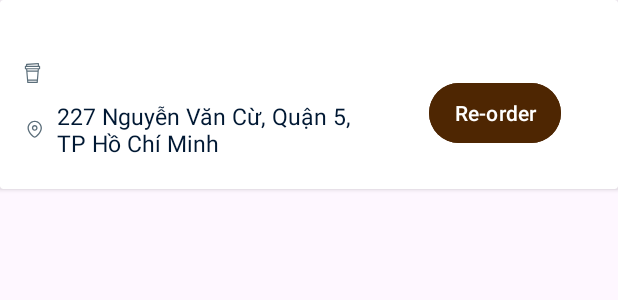
After one commit to klam-12/SeSeCoffee, an Android app: the layout history_item.xml on its own in the app's theme, with its tools: preview values and no code run, on a phone screen of 412 x 824 dp. The commit adds this screen. Shown: the top 300 px of the screen. Run offline under Robolectric (Android 15) with nearby library versions, the phone set to English and light mode, and no system bars.

Commit message:
loading history order data

```diff
--- a/app/src/main/java/com/example/sesecoffee/fragments/OnGoingFragment.kt
+++ b/app/src/main/java/com/example/sesecoffee/fragments/OnGoingFragment.kt
@@ -39,7 +39,7 @@ class OnGoingFragment : Fragment(R.layout.fragment_on_going){
 
         setUpRecyclerViewOrders()
         lifecycleScope.launchWhenStarted {
-            orderTrackingViewModel.orderItems.collectLatest {
+            orderTrackingViewModel.onGoingOrderItems.collectLatest {
                 when(it) {
                     is Resource.Loading -> {
                         showLoading()
--- /dev/null
+++ b/app/src/main/res/layout/history_item.xml
@@ -0,0 +1,101 @@
+<?xml version="1.0" encoding="utf-8"?>
+<layout xmlns:android="http://schemas.android.com/apk/res/android"
+    xmlns:app="http://schemas.android.com/apk/res-auto"
+    xmlns:tools="http://schemas.android.com/tools">
+
+    <data>
+        <variable
+            name="orderItem"
+            type="com.example.sesecoffee.model.OrderItem" />
+    </data>
+
+    <androidx.cardview.widget.CardView
+        android:id="@+id/rewardItemCardView"
+        android:layout_width="match_parent"
+        android:layout_height="wrap_content">
+
+        <LinearLayout
+            android:layout_width="match_parent"
+            android:layout_height="wrap_content"
+            android:layout_gravity="center_vertical"
+            android:top="1dp"
+            android:bottom="1dp"
+            android:orientation="horizontal">
+
+            <LinearLayout
+                android:layout_width="222dp"
+                android:layout_height="wrap_content"
+                android:layout_marginBottom="20dp"
+                android:layout_marginLeft="16dp"
+                android:layout_marginRight="10dp"
+                android:layout_marginTop="10dp"
+                android:orientation="vertical">
+
+                <TextView
+                    android:layout_width="wrap_content"
+                    android:layout_height="wrap_content"
+                    android:layout_marginBottom="5dp"
+                    android:text="@{orderItem.productId}"
+                    android:textColor="@color/order_inactive"
+                    android:textSize="15sp"
+                    android:textStyle="normal" />
+
+
+                <TextView
+                    android:layout_width="match_parent"
+                    android:layout_height="wrap_content"
+                    android:layout_marginBottom="5dp"
+                    android:drawableLeft="@drawable/latte"
+                    android:drawablePadding="8dp"
+
+                    android:text="@{orderItem.productName}"
+                    android:textColor="@color/textColor"
+                    android:textSize="18sp" />
+
+                <TextView
+                    android:layout_width="match_parent"
+                    android:layout_height="wrap_content"
+                    android:drawablePadding="8dp"
+                    android:drawableStart="@drawable/address"
+                    android:text="227 Nguyễn Văn Cừ, Quận 5, TP Hồ Chí Minh"
+                    android:textColor="@color/textColor"
+                    android:textSize="15sp"
+                    android:textStyle="normal" />
+
+            </LinearLayout>
+
+            <LinearLayout
+                android:layout_width="match_parent"
+                android:layout_height="match_parent"
+                android:orientation="vertical"
+                android:paddingTop="23dp">
+
+                <TextView
+                    android:layout_width="match_parent"
+                    android:layout_height="wrap_content"
+                    android:layout_marginBottom="6dp"
+                    android:layout_marginEnd="10dp"
+                    android:gravity="center"
+                    android:text="@{orderItem.productImage}"
+                    android:textColor="@color/textColor"
+                    android:textSize="16sp"
+                    android:textStyle="bold" />
+
+                <Button
+                    android:id="@+id/pointsBtn"
+                    android:layout_width="wrap_content"
+                    android:layout_height="wrap_content"
+                    android:layout_gravity="center_horizontal|center_vertical"
+                    android:backgroundTint="@color/primary"
+                    android:padding="2sp"
+                    android:paddingHorizontal="3sp"
+                    android:text='Re-order'
+                    android:textSize="14sp"
+                    app:cornerRadius="50dp" />
+
+            </LinearLayout>
+
+        </LinearLayout>
+    </androidx.cardview.widget.CardView>
+
+</layout>
```
Also changed, not shown: app/src/main/java/com/example/sesecoffee/adapters/HistoryAdapter.kt (added, +55 -0 lines), app/src/main/java/com/example/sesecoffee/fragments/HistoryFragment.kt (+78 -0 lines), app/src/main/java/com/example/sesecoffee/viewModel/OrderTrackingViewModel.kt (+70 -17 lines), app/src/main/res/layout/fragment_history.xml (+32 -11 lines).
